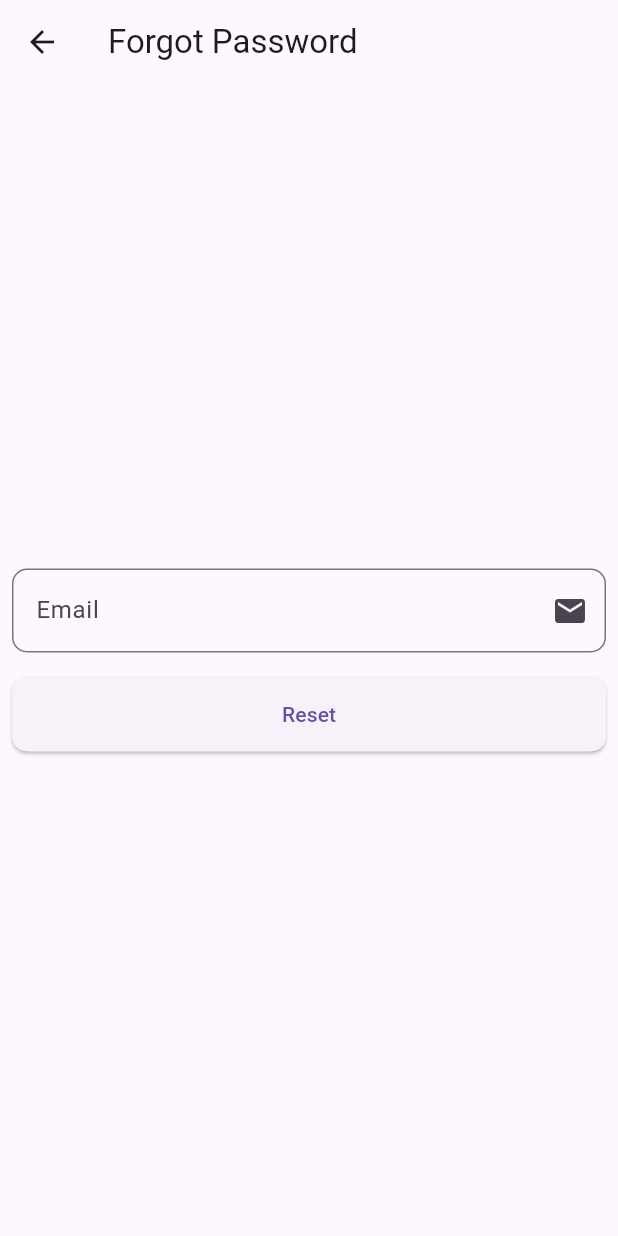
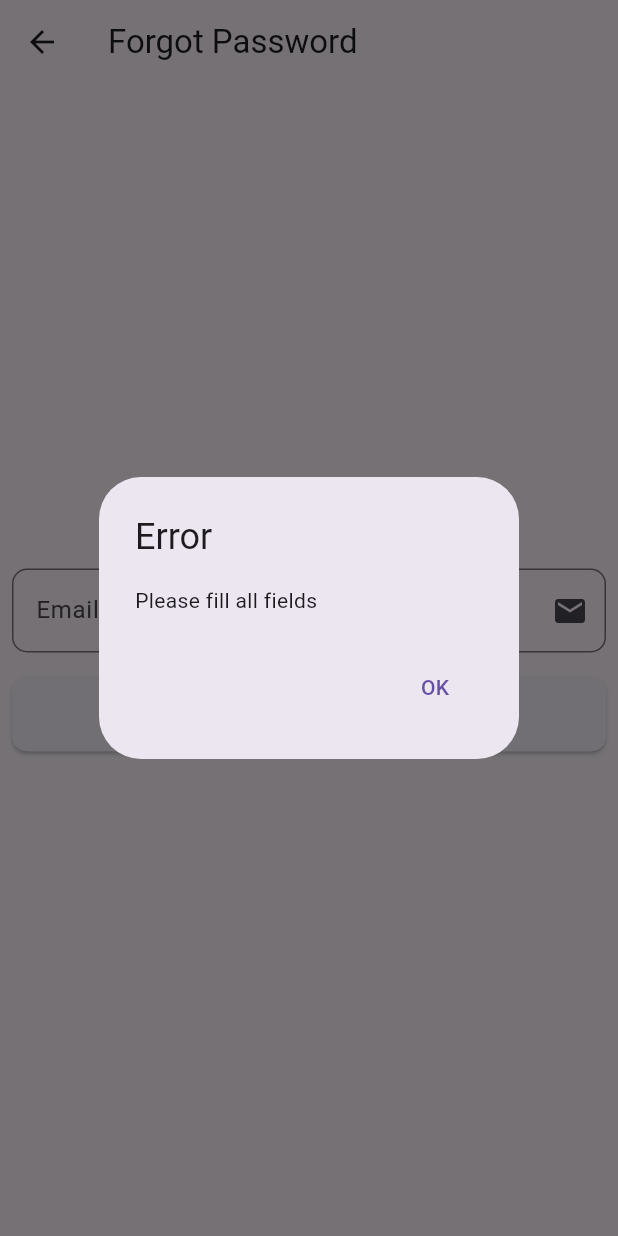
Before and after one commit to dipu0/flutter_firebase, a Flutter app: the ForgotPassword screen opened directly, after a tap on "Reset", on a phone screen of 412 x 824 dp. Run offline on Flutter 3.47's test engine with Material 3 defaults, Android fonts, the phone set to English and light mode, and no system bars; our stand-ins replace firebase_auth, firebase_core; accounts and stored records are empty.

Commit message:
reset passward

```diff
--- a/lib/features/auth/presentation/forgot_password.dart
+++ b/lib/features/auth/presentation/forgot_password.dart
@@ -1,3 +1,4 @@
+import 'package:firebase_auth/firebase_auth.dart';
 import 'package:flutter/material.dart';
 import 'package:flutter_firebase_setup/features/auth/widget/ui_helper.dart';
 
@@ -21,9 +22,26 @@ class _ForgotPasswordState extends State<ForgotPassword> {
         mainAxisAlignment: MainAxisAlignment.center,
         children: [
           UiHelper.customTextField(emailController, 'Email', Icons.email),
-          UiHelper.customButton("Reset", () {})
+          UiHelper.customButton("Reset", () {
+            _resetPassword(emailController.text);
+          }),
         ],
       )),
     );
   }
+
+  _resetPassword(String email) async {
+    if (email.isEmpty) {
+      UiHelper.customAlartDialog(context, 'Error', 'Please fill all fields');
+      return;
+    }
+    try {
+      await FirebaseAuth.instance.sendPasswordResetEmail(email: email);
+      UiHelper.customAlartDialog(context, 'Success', 'Reset Email Sent');
+      await Future.delayed(const Duration(seconds: 2));
+      Navigator.pop(context);
+    } on FirebaseAuthException catch (e) {
+      UiHelper.customAlartDialog(context, 'Error', e.message.toString());
+    }
+  }
 }
```
